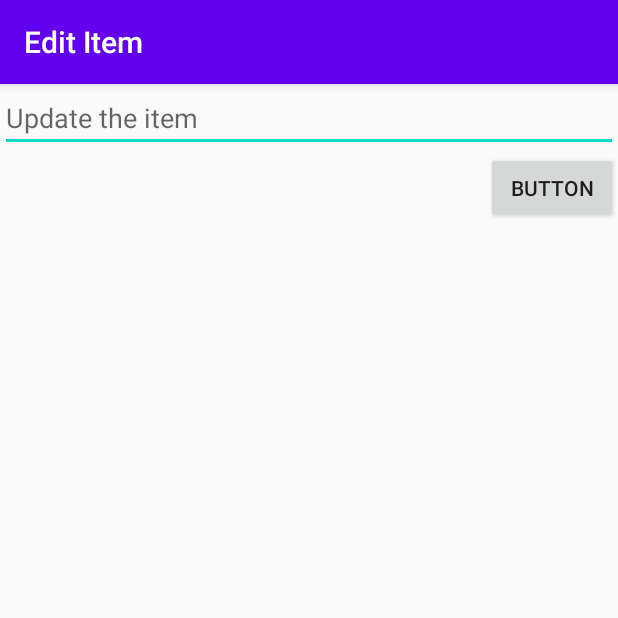
After one commit to Millifiore/SimpleTodo, an Android app: the EditActivity screen opened directly, with no data from a screen before it, on a phone screen of 412 x 824 dp, the top half of it. The commit adds this screen. Run offline under Robolectric (Android 15) with nearby library versions, the phone set to English and light mode, and no system bars.

Commit message:
Commiting so that I can continue work on Laptop

```diff
--- a/app/build.gradle
+++ b/app/build.gradle
@@ -30,5 +30,6 @@ dependencies {
     testImplementation 'junit:junit:4.12'
     androidTestImplementation 'androidx.test.ext:junit:1.1.2'
     androidTestImplementation 'androidx.test.espresso:espresso-core:3.3.0'
+    implementation 'commons-io:commons-io:2.6'
 
 }
--- a/app/src/main/AndroidManifest.xml
+++ b/app/src/main/AndroidManifest.xml
@@ -9,6 +9,7 @@
         android:roundIcon="@mipmap/ic_launcher_round"
         android:supportsRtl="true"
         android:theme="@style/AppTheme">
+        <activity android:name=".EditActivity"></activity>
         <activity android:name=".MainActivity">
             <intent-filter>
                 <action android:name="android.intent.action.MAIN" />
--- /dev/null
+++ b/app/src/main/java/android/myproject/simpletodo/EditActivity.java
@@ -0,0 +1,23 @@
+package android.myproject.simpletodo;
+
+import androidx.appcompat.app.AppCompatActivity;
+
+import android.os.Bundle;
+import android.widget.Button;
+import android.widget.EditText;
+
+public class EditActivity extends AppCompatActivity {
+
+    EditText etitem;
+    Button btnsave;
+
+    @Override
+    protected void onCreate(Bundle savedInstanceState) {
+        super.onCreate(savedInstanceState);
+        setContentView(R.layout.activity_edit);
+        etitem = findViewById(R.id.etitem);
+        btnsave = findViewById(R.id.btnsave);
+
+        getSupportActionBar().setTitle("Edit Item");
+    }
+}
--- /dev/null
+++ b/app/src/main/res/layout/activity_edit.xml
@@ -0,0 +1,31 @@
+<?xml version="1.0" encoding="utf-8"?>
+<RelativeLayout
+    xmlns:android="http://schemas.android.com/apk/res/android"
+    xmlns:app="http://schemas.android.com/apk/res-auto"
+    xmlns:tools="http://schemas.android.com/tools"
+    android:layout_width="match_parent"
+    android:layout_height="match_parent"
+    tools:context=".EditActivity">
+
+    <EditText
+        android:id="@+id/etitem"
+        android:layout_width="match_parent"
+        android:layout_height="wrap_content"
+        android:layout_alignParentStart="true"
+        android:layout_alignParentTop="true"
+        android:layout_marginStart="0dp"
+        android:layout_marginTop="0dp"
+        android:ems="10"
+        android:hint="Update the item"
+        android:inputType="textPersonName" />
+
+    <Button
+        android:id="@+id/btnsave"
+        android:layout_width="wrap_content"
+        android:layout_height="wrap_content"
+        android:layout_below="@+id/etitem"
+        android:layout_alignParentEnd="true"
+        android:layout_marginTop="0dp"
+        android:layout_marginEnd="0dp"
+        android:text="Button" />
+</RelativeLayout>
```
Also changed, not shown: app/src/main/java/android/myproject/simpletodo/ItemsAdapter.java (+13 -1 lines), app/src/main/java/android/myproject/simpletodo/MainActivity.java (+40 -6 lines).
